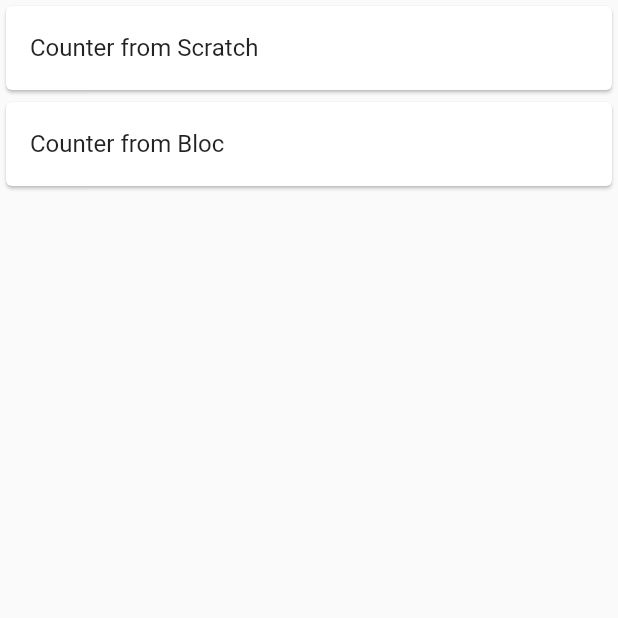
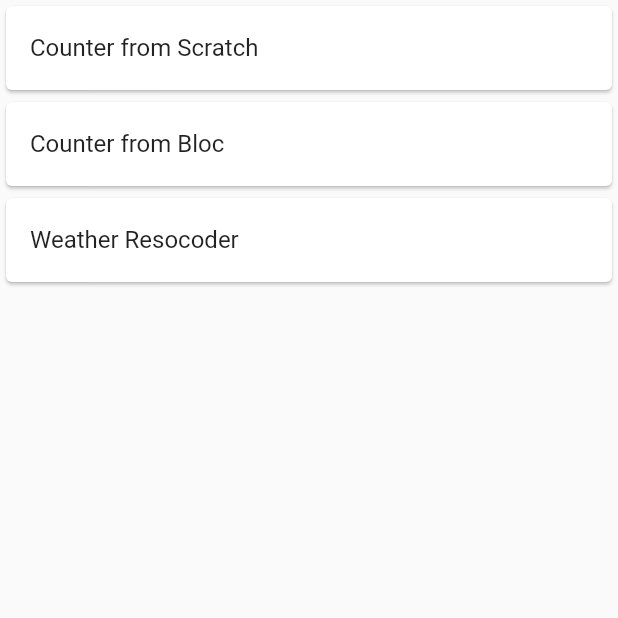
Before and after one commit to jamescardona11/bloc_app_flutter, a Flutter app: the screen it shows after launch, on a phone screen of 412 x 824 dp, the top half of it. Run offline on Flutter 3.47's test engine with Material 2 defaults, Android fonts, the phone set to English and light mode, and no system bars; our stand-ins replace bloc, flutter_bloc.

Commit message:
Init project from resocoder for learn about cubit

```diff
--- a/lib/counter/counter_page.dart
+++ b/lib/counter/counter_page.dart
@@ -26,12 +26,14 @@ class _FloatingWidgetButton extends StatelessWidget {
       mainAxisAlignment: MainAxisAlignment.end,
       children: <Widget>[
         FloatingActionButton(
+          heroTag: null,
           onPressed: () => context.bloc<CounterCubit>().increment(),
           tooltip: 'Increment',
           child: Icon(Icons.add),
         ),
         SizedBox(width: 10),
         FloatingActionButton(
+          heroTag: null,
           onPressed: () => context.bloc<CounterCubit>().decrement(),
           tooltip: 'Decrement',
           child: Icon(Icons.remove),
--- a/lib/counterfromscratch/from_scratch_page.dart
+++ b/lib/counterfromscratch/from_scratch_page.dart
@@ -41,12 +41,14 @@ class _FromScratchPageState extends State<FromScratchPage> {
         mainAxisAlignment: MainAxisAlignment.end,
         children: <Widget>[
           FloatingActionButton(
+            heroTag: null,
             onPressed: () => _blocScratch.counterEventSink.add(CounterEvent.increment),
             tooltip: 'Increment',
             child: Icon(Icons.add),
           ),
           SizedBox(width: 10),
           FloatingActionButton(
+            heroTag: null,
             onPressed: () => _blocScratch.counterEventSink.add(CounterEvent.decrement),
             tooltip: 'Decrement',
             child: Icon(Icons.remove),
--- a/lib/main.dart
+++ b/lib/main.dart
@@ -2,6 +2,7 @@ import 'package:bloc/bloc.dart';
 import 'package:blocappflutter/counterfromscratch/from_scratch_page.dart';
 import 'package:blocappflutter/counter/counter_page.dart';
 import 'package:blocappflutter/validation/FormScreeenValidation.dart';
+import 'package:blocappflutter/weather/weather_search_page.dart';
 import 'package:flutter/material.dart';
 
 import 'counter/counter_observer.dart';
@@ -33,6 +34,7 @@ class _NavigatorIntern extends StatelessWidget {
   final Map<String, Widget> screens = {
     'Counter from Scratch': FromScratchPage(),
     'Counter from Bloc': CounterPage(),
+    'Weather Resocoder': WeatherSearchPage(),
   };
 
   @override
@@ -53,10 +55,7 @@ List<Widget> convertMapToList(BuildContext context, screens) {
     (key, value) => listItems.add(
       Card(
         child: ListTile(
-          title: Text(
-            key,
-            style: TextStyle(),
-          ),
+          title: Text(key, style: TextStyle()),
           onTap: () {
             Navigator.push(context, MaterialPageRoute(builder: (context) => value));
           },
--- /dev/null
+++ b/lib/weather/data/model/weather.dart
@@ -0,0 +1,21 @@
+import 'package:meta/meta.dart';
+
+class Weather {
+  final String cityName;
+  final double temperatureCelsius;
+
+  Weather({
+    @required this.cityName,
+    @required this.temperatureCelsius,
+  });
+
+  @override
+  bool operator ==(Object o) {
+    if (identical(this, o)) return true;
+
+    return o is Weather && o.cityName == cityName && o.temperatureCelsius == temperatureCelsius;
+  }
+
+  @override
+  int get hashCode => cityName.hashCode ^ temperatureCelsius.hashCode;
+}
```
Also changed, not shown: lib/weather/data/weather_repository.dart (added, +35 -0 lines), lib/weather/weather_search_page.dart (added, +80 -0 lines).
